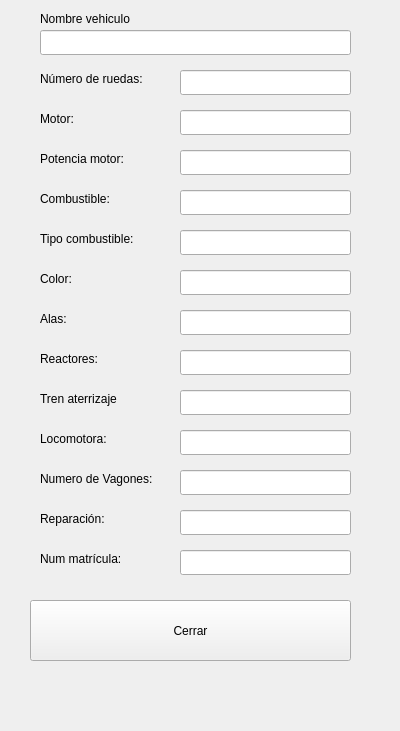
This is mostrarvehiculoui.ui in dcontt00/ac-practica2 as Qt 5 draws it before an edit. The edited form follows.
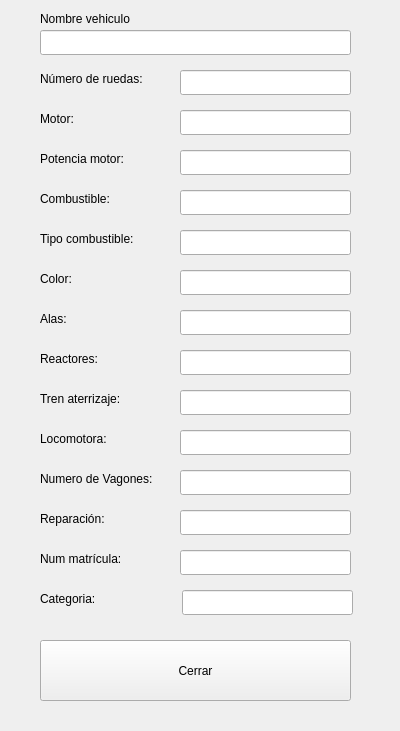
This is the edited form.

```diff
--- a/mostrarvehiculoui.ui
+++ b/mostrarvehiculoui.ui
@@ -175,9 +175,9 @@
   <widget class="QPushButton" name="pushButton">
    <property name="geometry">
     <rect>
-     <x>30</x>
-     <y>600</y>
-     <width>321</width>
+     <x>40</x>
+     <y>640</y>
+     <width>311</width>
      <height>61</height>
     </rect>
    </property>
@@ -413,7 +413,7 @@
     </rect>
    </property>
    <property name="text">
-    <string>Tren aterrizaje</string>
+    <string>Tren aterrizaje:</string>
    </property>
   </widget>
   <widget class="QLineEdit" name="lineEdit">
@@ -429,6 +429,32 @@
     <bool>true</bool>
    </property>
   </widget>
+  <widget class="QLabel" name="labelCategoria">
+   <property name="geometry">
+    <rect>
+     <x>40</x>
+     <y>590</y>
+     <width>101</width>
+     <height>17</height>
+    </rect>
+   </property>
+   <property name="text">
+    <string>Categoria:</string>
+   </property>
+  </widget>
+  <widget class="QLineEdit" name="lineEditCategoria">
+   <property name="geometry">
+    <rect>
+     <x>182</x>
+     <y>590</y>
+     <width>171</width>
+     <height>25</height>
+    </rect>
+   </property>
+   <property name="readOnly">
+    <bool>true</bool>
+   </property>
+  </widget>
  </widget>
  <resources/>
  <connections/>
```
